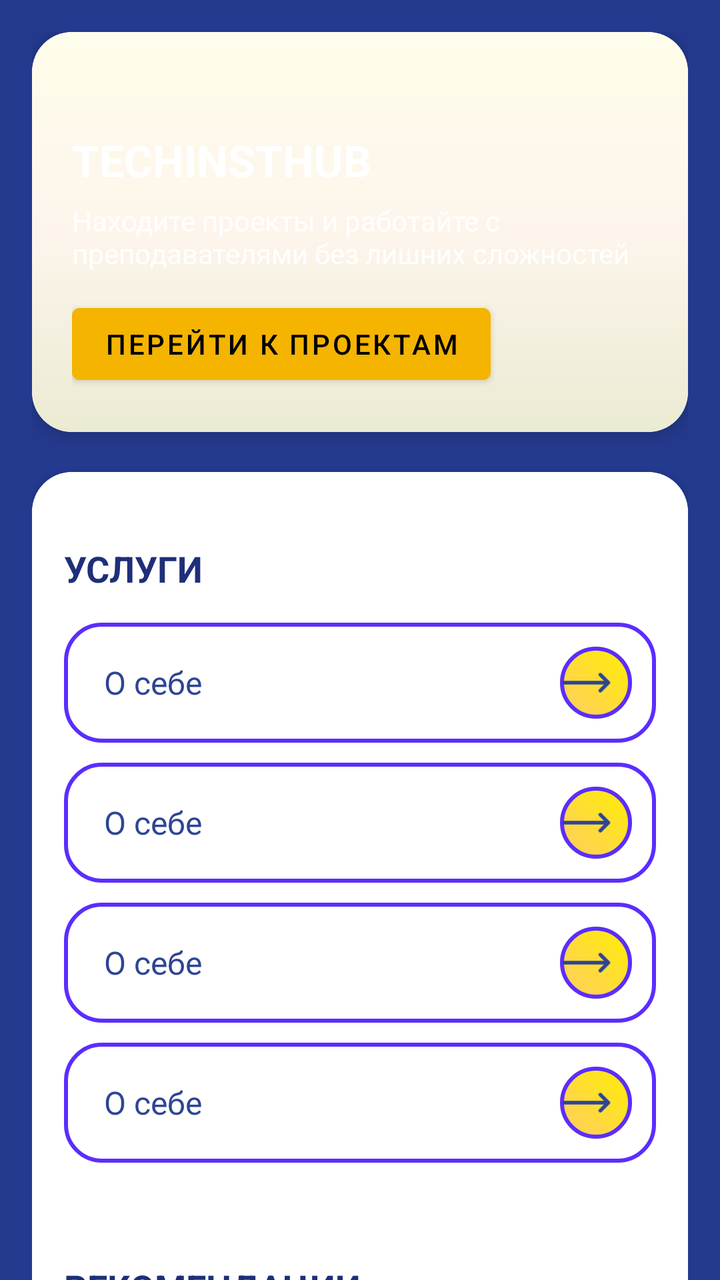
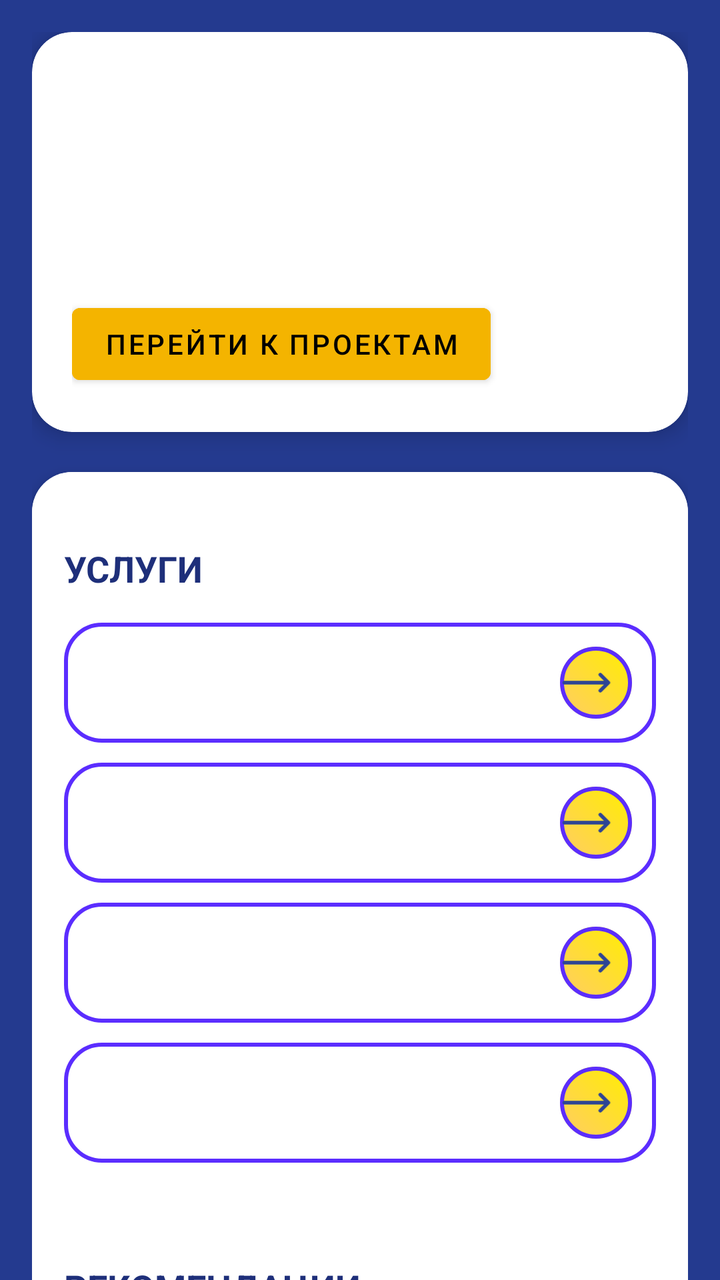

Before-and-after screenshots of an Android layout around one commit, followed by the original layout XML and the change that was made.
<!-- AndroidManifest.xml: application theme Theme.MyApplication -->
<!-- res/layout/fragment_home.xml -->
<?xml version="1.0" encoding="utf-8"?>
<androidx.core.widget.NestedScrollView
    xmlns:android="http://schemas.android.com/apk/res/android"
    xmlns:app="http://schemas.android.com/apk/res-auto"
    android:layout_width="match_parent"
    android:layout_height="match_parent"
    android:background="#243A8F">

    <LinearLayout
        android:layout_width="match_parent"
        android:layout_height="wrap_content"
        android:orientation="vertical"
        android:padding="16dp">

        <androidx.cardview.widget.CardView
            android:layout_width="match_parent"
            android:layout_height="200dp"
            app:cardCornerRadius="20dp"
            app:cardElevation="6dp">

            <LinearLayout
                android:layout_width="match_parent"
                android:layout_height="match_parent"
                android:orientation="vertical"
                android:gravity="bottom"
                android:background="@drawable/header_background"
                android:padding="20dp">

                <TextView
                    android:text="TECHINSTHUB"
                    android:textColor="@android:color/white"
                    android:textSize="22sp"
                    android:textStyle="bold"
                    android:layout_height="wrap_content"
                    android:layout_width="wrap_content"/>

                <TextView
                    android:text="Находите проекты и работайте с преподавателями без лишних сложностей"
                    android:textColor="#DDFFFFFF"
                    android:textSize="14sp"
                    android:layout_marginTop="6dp"
                    android:layout_height="wrap_content"
                    android:layout_width="wrap_content"/>

                <Button
                    android:text="Перейти к проектам"
                    android:layout_marginTop="12dp"
                    android:backgroundTint="#F4B400"
                    android:textColor="@android:color/black"
                    android:layout_height="wrap_content"
                    android:layout_width="wrap_content"/>
            </LinearLayout>
        </androidx.cardview.widget.CardView>

        <androidx.cardview.widget.CardView
            android:layout_width="match_parent"
            android:layout_height="wrap_content"
            android:layout_marginTop="20dp"
            app:cardCornerRadius="20dp"
            app:cardElevation="4dp">

            <LinearLayout
                android:layout_width="match_parent"
                android:layout_height="wrap_content"
                android:orientation="vertical"
                android:padding="16dp"
                android:background="@android:color/white">

                <TextView
                    android:text="УСЛУГИ"
                    android:textStyle="bold"
                    android:textSize="18sp"
                    android:textColor="#1E2F7A"
                    android:layout_height="wrap_content"
                    android:layout_width="wrap_content"
                    android:layout_marginTop="20dp"/>

                <GridLayout
                    android:layout_width="match_parent"
                    android:layout_height="wrap_content"
                    android:columnCount="1">

                    <include
                        android:id="@+id/btnProjects"
                        layout="@layout/item_custom_button"
                        android:layout_height="60dp"
                        android:text="Проекты"
                        android:layout_width="wrap_content"
                        android:layout_marginTop="15dp"
                        android:textAlignment="textStart"
                        android:layout_columnWeight="1" />

                    <include
                        android:id="@+id/btnInternShips"
                        layout="@layout/item_custom_button"
                        android:layout_height="60dp"
                        android:text="Стажировки"
                        android:layout_width="wrap_content"
                        android:layout_marginTop="10dp"
                        android:textAlignment="textStart"
                        android:layout_columnWeight="1" />

                    <include
                        android:id="@+id/btnEvents"
                        layout="@layout/item_custom_button"
                        android:layout_height="60dp"
                        android:text="Мероприятия"
                        android:layout_width="wrap_content"
                        android:layout_marginTop="10dp"
                        android:textAlignment="textStart"
                        android:layout_columnWeight="1" />

                    <include
                        android:id="@+id/btnCommunity"
                        layout="@layout/item_custom_button"
                        android:layout_height="60dp"
                        android:text="Сообщество"
                        android:layout_width="wrap_content"
                        android:layout_marginTop="10dp"
                        android:textAlignment="textStart"
                        android:layout_columnWeight="1" />
                </GridLayout>

                <TextView
                    android:text="РЕКОМЕНДАЦИИ"
                    android:textStyle="bold"
                    android:textSize="18sp"
                    android:textColor="#1E2F7A"
                    android:layout_marginTop="50dp"
                    android:layout_height="wrap_content"
                    android:layout_width="wrap_content"/>

                <androidx.recyclerview.widget.RecyclerView
                    android:id="@+id/recyclerRecommendationProjects"
                    android:layout_width="match_parent"
                    android:layout_height="wrap_content"
                    android:clipToPadding="false"
                    android:nestedScrollingEnabled="false"
                    android:layout_marginTop="8dp"
                    android:overScrollMode="never"/>

                <TextView
                    android:layout_width="wrap_content"
                    android:layout_height="wrap_content"
                    android:text="смотреть все"
                    android:textColor="@color/black"
                    android:gravity="end"/>
            </LinearLayout>

        </androidx.cardview.widget.CardView>

        <TextView
            android:text="НАШИ НОВОСТИ"
            android:textStyle="bold"
            android:textColor="#FFFFFF"
            android:textSize="18sp"
            android:paddingLeft="8dp"
            android:layout_marginTop="50dp"
            android:layout_height="wrap_content"
            android:layout_width="wrap_content" />

        <androidx.recyclerview.widget.RecyclerView
            android:id="@+id/recyclerRecommendationNews"
            android:layout_width="match_parent"
            android:layout_height="wrap_content"
            android:layout_marginTop="8dp"
            android:overScrollMode="never"/>

        <TextView
            android:layout_width="wrap_content"
            android:layout_height="wrap_content"
            android:text="смотреть все"
            android:textColor="@color/black"
            android:gravity="end"/>

    </LinearLayout>
</androidx.core.widget.NestedScrollView>
<!-- res/layout/item_custom_button.xml (included above) -->
<?xml version="1.0" encoding="utf-8"?>
<RelativeLayout xmlns:android="http://schemas.android.com/apk/res/android"
    android:layout_width="match_parent"
    android:layout_height="56dp"
    android:background="@drawable/bg_button_outline"
    android:paddingStart="20dp"
    android:paddingEnd="12dp">

    <TextView
        android:id="@+id/buttonText"
        android:layout_width="wrap_content"
        android:layout_height="wrap_content"
        android:text="О себе"
        android:textSize="16sp"
        android:textColor="#2E4593"
        android:layout_centerVertical="true"/>

    <FrameLayout
        android:layout_width="36dp"
        android:layout_height="36dp"
        android:layout_alignParentEnd="true"
        android:layout_centerVertical="true"
        android:background="@drawable/bg_circle">

        <ImageView
            android:background="@drawable/bg_button_outline"
            android:layout_width="match_parent"
            android:layout_height="match_parent"
            android:src="@drawable/ic_arrow"
            android:paddingLeft="-4dp"/>
    </FrameLayout>

</RelativeLayout>
<!-- resources referenced by this layout -->
<resources>
  <color name="black">#FF000000</color>
  <!-- drawable bg_button_outline (drawable) -->
  <shape xmlns:android="http://schemas.android.com/apk/res/android">
      <corners android:radius="18dp"/>
  
      <stroke
          android:width="2dp"
          android:color="#5B2DFF"/>
  
      <solid android:color="@android:color/transparent"/>
  </shape>
  <!-- drawable bg_circle (drawable) -->
  <shape xmlns:android="http://schemas.android.com/apk/res/android"
      android:shape="oval">
  
      <gradient
          android:startColor="#FFC6"
          android:endColor="#FFE0"
          android:angle="45"/>
  </shape>
  <!-- drawable header_background (drawable) -->
  <shape xmlns:android="http://schemas.android.com/apk/res/android">
      <corners android:radius="0dp"/>
  
      <gradient
          android:angle="270"
          android:endColor="#FFEBEBD3"
          android:centerColor="#FFFDF5EC"
          android:startColor="#FFFFFDEB" />
  </shape>
  <!-- drawable ic_arrow (drawable) -->
  <vector xmlns:android="http://schemas.android.com/apk/res/android"
      android:width="36dp"
      android:height="36dp"
      android:viewportWidth="36"
      android:viewportHeight="36">
  
      <path
          android:pathData="M4,18 L26,18 M22,14 L26,18 L22,22"
          android:fillColor="@android:color/transparent"
          android:strokeColor="#2E4593"
          android:strokeWidth="1.8"
          android:strokeLineCap="round"
          android:strokeLineJoin="round"/>
  
  </vector>
  <style name="Theme.MyApplication" parent="Theme.MaterialComponents.DayNight.DarkActionBar">
          
          <item name="colorPrimary">@color/purple_500</item>
          <item name="colorPrimaryVariant">@color/purple_700</item>
          <item name="colorOnPrimary">@color/white</item>
          
          <item name="colorSecondary">@color/teal_200</item>
          <item name="colorSecondaryVariant">@color/teal_700</item>
          <item name="colorOnSecondary">@color/black</item>
          
          <item name="android:statusBarColor">?attr/colorPrimaryVariant</item>
          
      </style>
  <color name="purple_500">#FF6200EE</color>
  <color name="purple_700">#FF3700B3</color>
  <color name="white">#FFFFFFFF</color>
  <color name="teal_200">#FF03DAC5</color>
  <color name="teal_700">#FF018786</color>
</resources>

<!-- the commit's change to res/layout/fragment_home.xml (unified diff, before → after) -->
@@ -2,6 +2,7 @@
 <androidx.core.widget.NestedScrollView
     xmlns:android="http://schemas.android.com/apk/res/android"
     xmlns:app="http://schemas.android.com/apk/res-auto"
+    xmlns:tools="http://schemas.android.com/tools"
     android:layout_width="match_parent"
     android:layout_height="match_parent"
     android:background="#243A8F">
@@ -23,7 +24,6 @@
                 android:layout_height="match_parent"
                 android:orientation="vertical"
                 android:gravity="bottom"
-                android:background="@drawable/header_background"
                 android:padding="20dp">
 
                 <TextView
@@ -32,7 +32,8 @@
                     android:textSize="22sp"
                     android:textStyle="bold"
                     android:layout_height="wrap_content"
-                    android:layout_width="wrap_content"/>
+                    android:layout_width="wrap_content"
+                    tools:ignore="HardcodedText" />
 
                 <TextView
                     android:text="Находите проекты и работайте с преподавателями без лишних сложностей"
@@ -40,7 +41,8 @@
                     android:textSize="14sp"
                     android:layout_marginTop="6dp"
                     android:layout_height="wrap_content"
-                    android:layout_width="wrap_content"/>
+                    android:layout_width="wrap_content"
+                    tools:ignore="HardcodedText" />
 
                 <Button
                     android:text="Перейти к проектам"
@@ -48,7 +50,8 @@
                     android:backgroundTint="#F4B400"
                     android:textColor="@android:color/black"
                     android:layout_height="wrap_content"
-                    android:layout_width="wrap_content"/>
+                    android:layout_width="wrap_content"
+                    tools:ignore="HardcodedText" />
             </LinearLayout>
         </androidx.cardview.widget.CardView>
 
@@ -73,7 +76,8 @@
                     android:textColor="#1E2F7A"
                     android:layout_height="wrap_content"
                     android:layout_width="wrap_content"
-                    android:layout_marginTop="20dp"/>
+                    android:layout_marginTop="20dp"
+                    tools:ignore="HardcodedText" />
 
                 <GridLayout
                     android:layout_width="match_parent"
@@ -88,7 +92,8 @@
                         android:layout_width="wrap_content"
                         android:layout_marginTop="15dp"
                         android:textAlignment="textStart"
-                        android:layout_columnWeight="1" />
+                        android:layout_columnWeight="1"
+                        tools:ignore="HardcodedText" />
 
                     <include
                         android:id="@+id/btnInternShips"
@@ -98,7 +103,8 @@
                         android:layout_width="wrap_content"
                         android:layout_marginTop="10dp"
                         android:textAlignment="textStart"
-                        android:layout_columnWeight="1" />
+                        android:layout_columnWeight="1"
+                        tools:ignore="HardcodedText" />
 
                     <include
                         android:id="@+id/btnEvents"
@@ -108,7 +114,8 @@
                         android:layout_width="wrap_content"
                         android:layout_marginTop="10dp"
                         android:textAlignment="textStart"
-                        android:layout_columnWeight="1" />
+                        android:layout_columnWeight="1"
+                        tools:ignore="HardcodedText" />
 
                     <include
                         android:id="@+id/btnCommunity"
@@ -118,7 +125,8 @@
                         android:layout_width="wrap_content"
                         android:layout_marginTop="10dp"
                         android:textAlignment="textStart"
-                        android:layout_columnWeight="1" />
+                        android:layout_columnWeight="1"
+                        tools:ignore="HardcodedText" />
                 </GridLayout>
 
                 <TextView
@@ -128,13 +136,13 @@
                     android:textColor="#1E2F7A"
                     android:layout_marginTop="50dp"
                     android:layout_height="wrap_content"
-                    android:layout_width="wrap_content"/>
+                    android:layout_width="wrap_content"
+                    tools:ignore="HardcodedText" />
 
                 <androidx.recyclerview.widget.RecyclerView
                     android:id="@+id/recyclerRecommendationProjects"
                     android:layout_width="match_parent"
                     android:layout_height="wrap_content"
-                    android:clipToPadding="false"
                     android:nestedScrollingEnabled="false"
                     android:layout_marginTop="8dp"
                     android:overScrollMode="never"/>
@@ -144,7 +152,8 @@
                     android:layout_height="wrap_content"
                     android:text="смотреть все"
                     android:textColor="@color/black"
-                    android:gravity="end"/>
+                    android:gravity="end"
+                    tools:ignore="HardcodedText" />
             </LinearLayout>
 
         </androidx.cardview.widget.CardView>
@@ -154,10 +163,12 @@
             android:textStyle="bold"
             android:textColor="#FFFFFF"
             android:textSize="18sp"
-            android:paddingLeft="8dp"
+            android:paddingStart="8dp"
+            android:paddingEnd="0dp"
             android:layout_marginTop="50dp"
             android:layout_height="wrap_content"
-            android:layout_width="wrap_content" />
+            android:layout_width="wrap_content"
+            tools:ignore="HardcodedText" />
 
         <androidx.recyclerview.widget.RecyclerView
             android:id="@+id/recyclerRecommendationNews"
@@ -171,13 +182,15 @@
             android:layout_height="wrap_content"
             android:text="смотреть все"
             android:textColor="@color/black"
-            android:gravity="end"/>
+            android:gravity="end"
+            tools:ignore="HardcodedText" />
 
     </LinearLayout>
 </androidx.core.widget.NestedScrollView>
 <!-- res/layout/item_custom_button.xml (included above) -->
 <?xml version="1.0" encoding="utf-8"?>
 <RelativeLayout xmlns:android="http://schemas.android.com/apk/res/android"
+    xmlns:tools="http://schemas.android.com/tools"
     android:layout_width="match_parent"
     android:layout_height="56dp"
     android:background="@drawable/bg_button_outline"
@@ -188,10 +201,10 @@
         android:id="@+id/buttonText"
         android:layout_width="wrap_content"
         android:layout_height="wrap_content"
-        android:text="О себе"
         android:textSize="16sp"
         android:textColor="#2E4593"
-        android:layout_centerVertical="true"/>
+        android:layout_centerVertical="true"
+        tools:ignore="HardcodedText,RelativeOverlap" />
 
     <FrameLayout
         android:layout_width="36dp"
@@ -204,8 +217,11 @@
             android:background="@drawable/bg_button_outline"
             android:layout_width="match_parent"
             android:layout_height="match_parent"
+            android:contentDescription="buttonback"
             android:src="@drawable/ic_arrow"
-            android:paddingLeft="-4dp"/>
+            android:paddingStart="-4dp"
+            android:paddingEnd="0dp"
+            tools:ignore="HardcodedText" />
     </FrameLayout>
 
 </RelativeLayout>
<!-- resource entries referenced after the edit -->
@@ -19,16 +19,6 @@
           android:startColor="#FFC6"
           android:endColor="#FFE0"
           android:angle="45"/>
-  </shape>
-  <!-- drawable header_background (drawable) -->
-  <shape xmlns:android="http://schemas.android.com/apk/res/android">
-      <corners android:radius="0dp"/>
-  
-      <gradient
-          android:angle="270"
-          android:endColor="#FFEBEBD3"
-          android:centerColor="#FFFDF5EC"
-          android:startColor="#FFFFFDEB" />
   </shape>
   <!-- drawable ic_arrow (drawable) -->
   <vector xmlns:android="http://schemas.android.com/apk/res/android"
